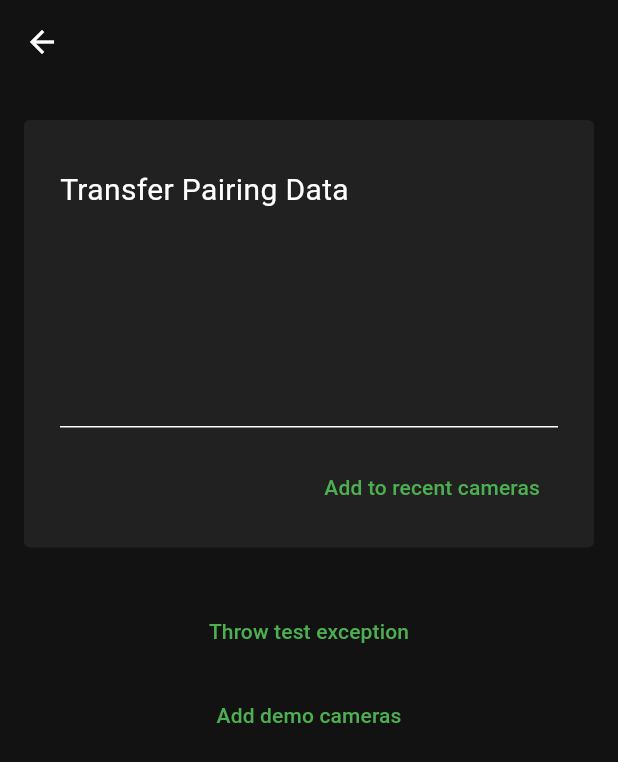
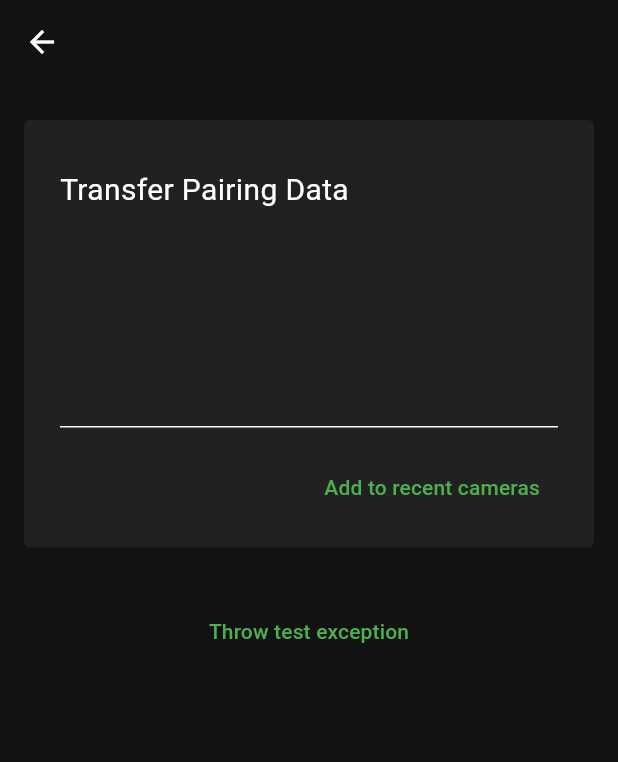
Before and after one commit to JulianSchroden/cine_remote, a Flutter app: the ManualCameraPairingPage screen opened by its route, on a phone screen of 412 x 824 dp. Shown: the top 762 px of the screen. Run offline on Flutter 3.47's test engine with Material 3 defaults, Android fonts, the phone set to English and light mode, and no system bars; our stand-ins replace carousel_slider, equatable, firebase_core, firebase_crashlytics, flutter_bloc, freezed_annotation and 3 more; missing offline and left inert: camera_control_dart, network_info_plus; accounts and stored records are empty; generated files the repository leaves out were written again; statements that could not run were skipped.

Commit message:
Remove button to add demo cameras

```diff
--- a/lib/presentation/features/camera_pairing/pages/manual_camera_pairing_page.dart
+++ b/lib/presentation/features/camera_pairing/pages/manual_camera_pairing_page.dart
@@ -1,6 +1,5 @@
 import 'package:flutter/material.dart';
 
-import '../widgets/add_demo_cameras_button.dart';
 import '../widgets/add_recent_camera_card.dart';
 
 class ManualCameraPairingPage extends StatelessWidget {
@@ -25,8 +24,6 @@ class ManualCameraPairingPage extends StatelessWidget {
                   onPressed: () => throw Exception(
                       "Test Exception to verify Firebase connection"),
                 ),
-                const SizedBox(height: 8),
-                const AddDemoCamerasButton(),
                 const SizedBox(height: 32),
               ],
             ),
--- a/lib/presentation/features/camera_pairing/widgets/add_demo_cameras_button.dart
+++ /dev/null
@@ -1,36 +0,0 @@
-import 'package:camera_control_dart/camera_control_dart.dart';
-import 'package:flutter/material.dart';
-
-import '../../../../dependencies.dart';
-import '../../recent_cameras/repository/recent_cameras_repository.dart';
-
-class AddDemoCamerasButton extends StatelessWidget {
-  const AddDemoCamerasButton({super.key});
-
-  @override
-  Widget build(BuildContext context) {
-    return TextButton(
-      child: const Text('Add demo cameras'),
-      onPressed: () => seedRecentCameras(),
-    );
-  }
-
-  Future<void> seedRecentCameras() async {
-    final recentCameraRepository = get<RecentCamerasRepostitory>();
-    await recentCameraRepository.addCamera(
-      const CameraConnectionHandle(
-        id: 'demo-1',
-        model: CameraModels.demoCamera,
-        pairingData: DemoCameraPairingData(),
-      ),
-    );
-
-    await recentCameraRepository.addCamera(
-      const CameraConnectionHandle(
-        id: 'eos-cine-http-1',
-        model: CameraModels.canonC100II,
-        pairingData: EosCineHttpCameraPairingData(),
-      ),
-    );
-  }
-}
```
